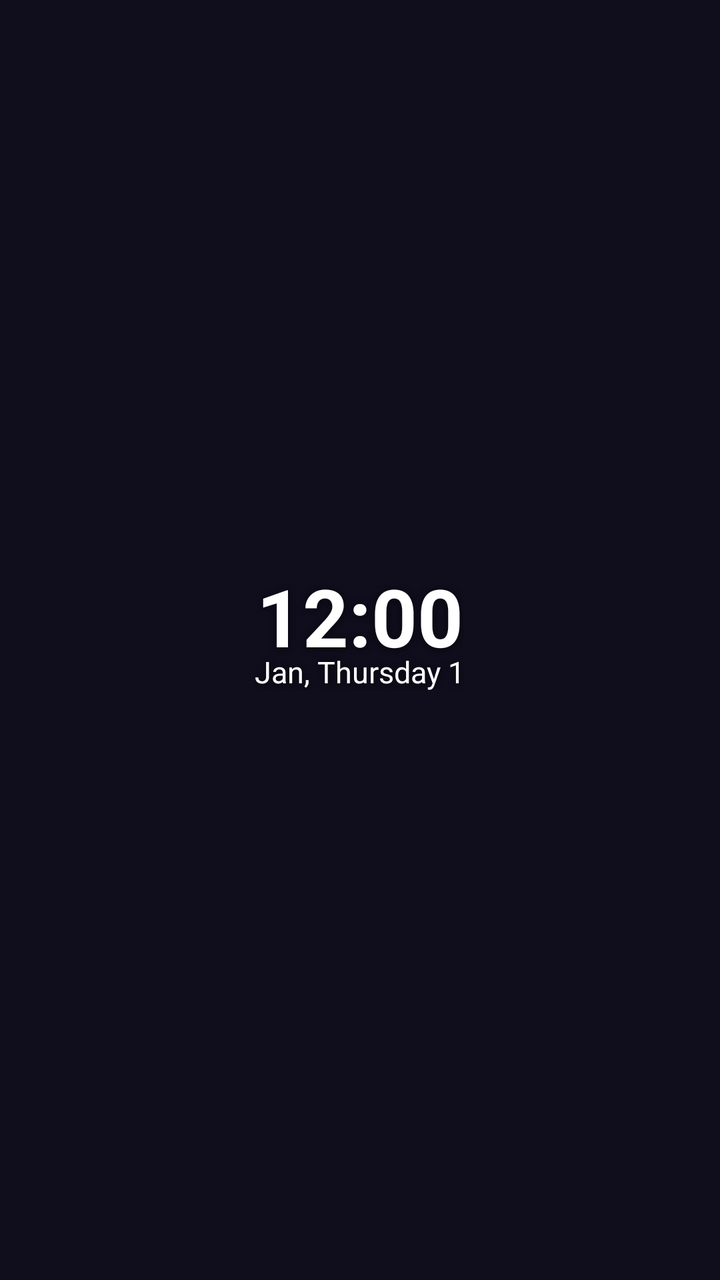
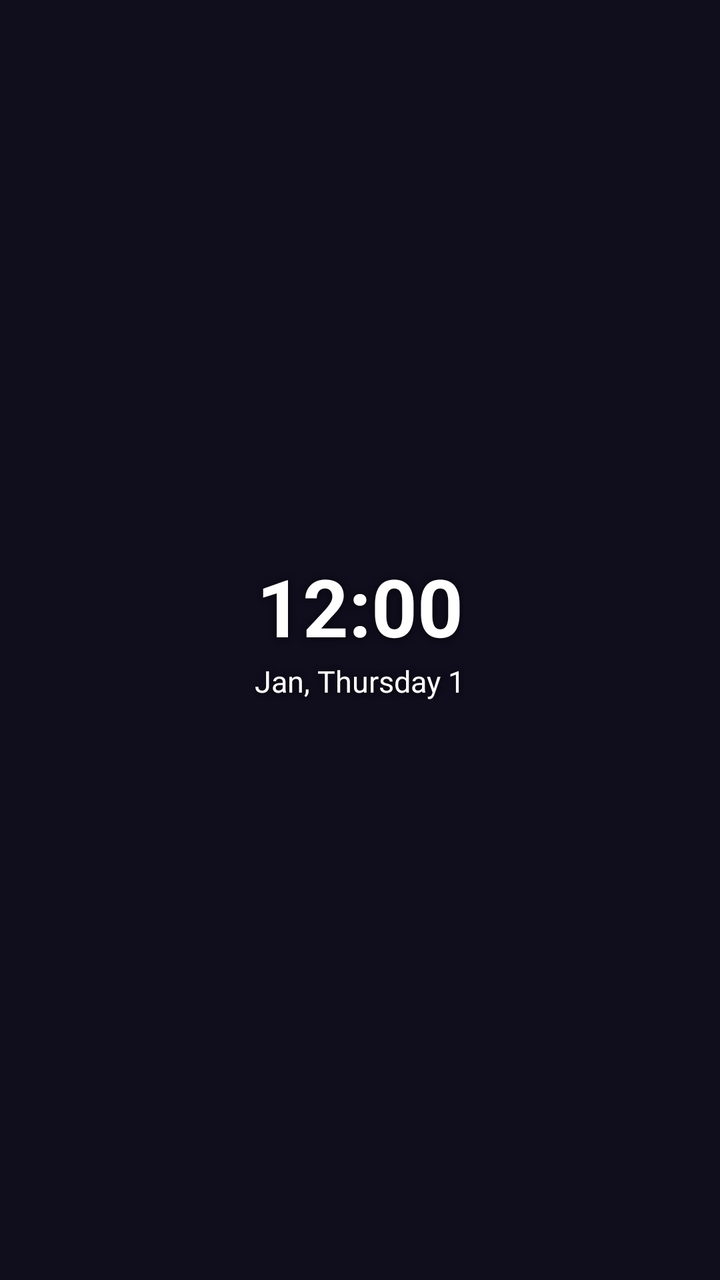

Screens rendered from an Android XML layout before and after an edit, with the pre-edit source and the edit as a unified diff.
<!-- AndroidManifest.xml: application theme AppTheme -->
<!-- res/layout/widget_medium.xml -->
<?xml version="1.0" encoding="utf-8"?>
<LinearLayout xmlns:android="http://schemas.android.com/apk/res/android"
    android:id="@+id/widget_root"
    android:layout_width="match_parent"
    android:layout_height="match_parent"
    android:background="@drawable/widget_background"
    android:gravity="center"
    android:orientation="vertical"
    android:padding="12dp">
    <TextClock
        android:id="@+id/widget_time"
        android:format12Hour="h:mm"
        android:format24Hour="HH:mm"
        style="@style/WidgetText.Time"
        android:layout_width="wrap_content"
        android:layout_height="wrap_content"
        android:layout_marginBottom="-6dp"
        android:textSize="40sp" />
    <TextClock
        android:id="@+id/widget_date"
        android:format12Hour="MMM, EEEE d"
        android:format24Hour="MMM, EEEE d"
        style="@style/WidgetText.Detail"
        android:layout_width="wrap_content"
        android:layout_height="wrap_content"
        android:layout_marginTop="0dp"
        android:maxLines="1" />
    <FrameLayout
        android:layout_width="wrap_content"
        android:layout_height="wrap_content"
        android:layout_marginTop="8dp">
    <LinearLayout
        android:id="@+id/widget_weather"
        android:layout_width="wrap_content"
        android:layout_height="wrap_content"
        android:gravity="center_vertical"
        android:orientation="horizontal"
        android:visibility="gone">
        <ImageView
            android:id="@+id/widget_weather_icon"
            android:layout_width="26dp"
            android:layout_height="26dp"
            android:layout_marginEnd="6dp" />
        <TextView
            android:id="@+id/widget_weather_temp"
            style="@style/WidgetText.Detail"
            android:layout_width="wrap_content"
            android:layout_height="wrap_content"
            android:textSize="17sp" />
    </LinearLayout>
    </FrameLayout>
    <TextView
        android:id="@+id/widget_event"
        style="@style/WidgetText.Small"
        android:layout_width="wrap_content"
        android:layout_height="wrap_content"
        android:layout_marginTop="6dp"
        android:ellipsize="end"
        android:maxLines="1"
        android:maxWidth="220dp"
        android:visibility="gone" />
</LinearLayout>
<!-- resources referenced by this layout -->
<resources>
  <!-- drawable widget_background (drawable) -->
  <?xml version="1.0" encoding="utf-8"?>
  <shape xmlns:android="http://schemas.android.com/apk/res/android" android:shape="rectangle">
      <solid android:color="@android:color/transparent" />
  </shape>
  <style name="WidgetText.Detail">
          <item name="android:textSize">15sp</item>
      </style>
  <style name="WidgetText.Small">
          <item name="android:textSize">13sp</item>
          <item name="android:textColor">#E6FFFFFF</item>
      </style>
  <style name="WidgetText.Time">
          <item name="android:textStyle">bold</item>
      </style>
  <style name="AppTheme" parent="Theme.AppCompat.DayNight.NoActionBar">
          <item name="android:editTextBackground">@drawable/rn_edit_text_material</item>
          <item name="android:windowBackground">@color/midnight_background</item>
          <item name="android:statusBarColor">@color/midnight_background</item>
          <item name="android:navigationBarColor">@color/midnight_background</item>
      </style>
  <!-- drawable rn_edit_text_material (drawable) -->
  <?xml version="1.0" encoding="utf-8"?>
  <inset xmlns:android="http://schemas.android.com/apk/res/android"
         android:insetLeft="@dimen/abc_edit_text_inset_horizontal_material"
         android:insetRight="@dimen/abc_edit_text_inset_horizontal_material"
         android:insetTop="@dimen/abc_edit_text_inset_top_material"
         android:insetBottom="@dimen/abc_edit_text_inset_bottom_material"
         >
  
      <selector>
          
          <item android:state_enabled="false" android:drawable="@drawable/abc_textfield_default_mtrl_alpha"/>
          <item android:drawable="@drawable/abc_textfield_activated_mtrl_alpha"/>
      </selector>
  
  </inset>
  <color name="midnight_background">#100D1C</color>
</resources>

<!-- the commit's change to res/layout/widget_medium.xml (unified diff, before → after) -->
@@ -14,7 +14,7 @@
         style="@style/WidgetText.Time"
         android:layout_width="wrap_content"
         android:layout_height="wrap_content"
-        android:layout_marginBottom="-6dp"
+        android:layout_marginBottom="0dp"
         android:textSize="40sp" />
     <TextClock
         android:id="@+id/widget_date"
@@ -23,7 +23,7 @@
         style="@style/WidgetText.Detail"
         android:layout_width="wrap_content"
         android:layout_height="wrap_content"
-        android:layout_marginTop="0dp"
+        android:layout_marginTop="4dp"
         android:maxLines="1" />
     <FrameLayout
         android:layout_width="wrap_content"
